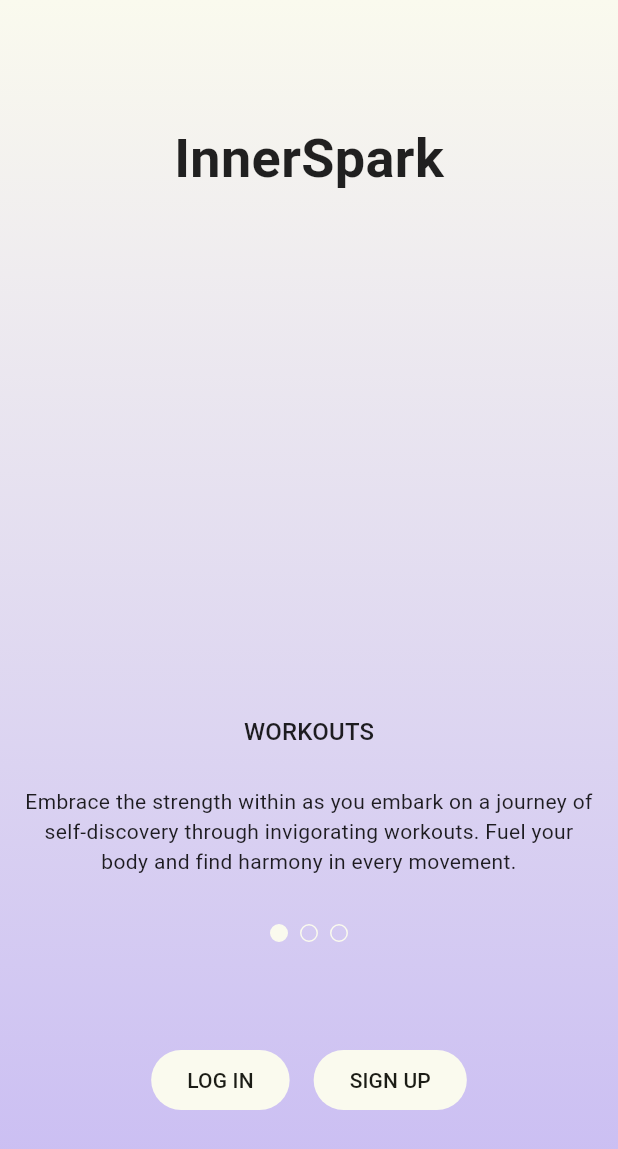
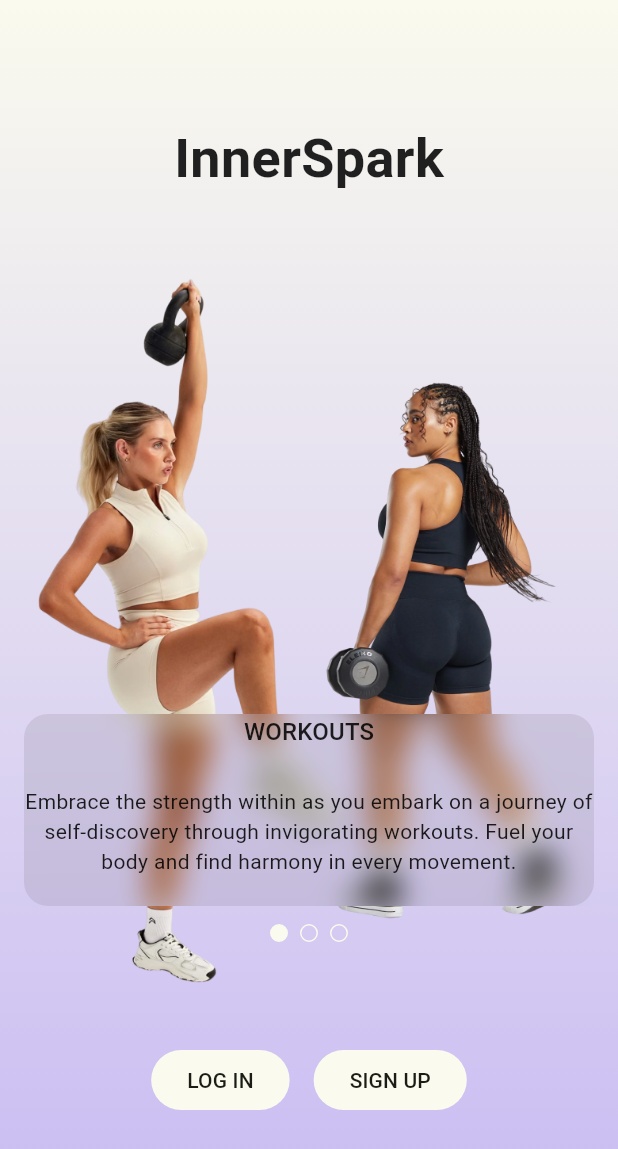
Before and after one commit to arsuhinars/inner_spark_app, a Flutter app: the screen it shows after launch, on a phone screen of 412 x 824 dp. Shown: the top 1149 px of the screen. Run offline on Flutter 3.47's test engine with Material 3 defaults, Android fonts, the phone set to English and light mode, and no system bars; our stand-ins replace easy_localization, flutter_riverpod, freezed_annotation, go_router, numberpicker; missing offline and left inert: easy_localization_loader.

Commit message:
Improved startup page

```diff
--- a/lib/views/onboarding/startup_view.dart
+++ b/lib/views/onboarding/startup_view.dart
@@ -1,5 +1,9 @@
+import 'dart:ui';
+
 import 'package:easy_localization/easy_localization.dart';
+import 'package:flutter/cupertino.dart';
 import 'package:flutter/material.dart';
+import 'package:flutter/widgets.dart';
 import 'package:go_router/go_router.dart';
 import 'package:inner_spark_app/theme.dart';
 import 'package:inner_spark_app/widgets/page_indicators.dart';
@@ -9,9 +13,7 @@ class StartupView extends StatelessWidget {
 
   @override
   Widget build(BuildContext context) {
-    return const Scaffold(
-      body: _StartupViewBody()
-    );
+    return const Scaffold(body: _StartupViewBody());
   }
 }
 
@@ -26,6 +28,7 @@ class _StartupViewBody extends StatelessWidget {
       fit: StackFit.expand,
       children: [
         _buildBackground(theme.colorScheme),
+        _buildImage(),
         _buildContent(context, theme.textTheme, theme.colorScheme)
       ],
     );
@@ -39,26 +42,30 @@ class _StartupViewBody extends StatelessWidget {
         gradient: LinearGradient(
           begin: Alignment.bottomCenter,
           end: Alignment.topCenter,
-          colors: [
-            colorScheme.secondary, colorScheme.background
-          ]
-        )
+          colors: [colorScheme.secondary, colorScheme.background],
+        ),
       ),
     );
   }
 
-  Widget _buildContent(BuildContext context, TextTheme textTheme, ColorScheme colorScheme) {
+  Widget _buildImage() {
+    return SizedBox.expand(
+      child: Image.asset(
+        'assets/images/startup_background.png',
+        fit: BoxFit.contain,
+      ),
+    );
+  }
+
+  Widget _buildContent(
+      BuildContext context, TextTheme textTheme, ColorScheme colorScheme) {
     return Padding(
-      padding: const EdgeInsets.symmetric(
-        vertical: 80.0, horizontal: 16.0
-      ),
+      padding: const EdgeInsets.symmetric(vertical: 80.0, horizontal: 16.0),
       child: Column(
         mainAxisAlignment: MainAxisAlignment.end,
         children: [
           Expanded(
-            child: Text(
-              'startup.title', style: titleStyle
-            ).tr(),
+            child: Text('startup.title', style: titleStyle).tr(),
           ),
           const _StartupViewTips(),
           const SizedBox(height: 64.0),
@@ -121,21 +128,13 @@ class _StartupViewTipsState extends State<_StartupViewTips> {
     });
   }
 
-
   @override
   Widget build(BuildContext context) {
     final theme = Theme.of(context);
 
     return Column(
       children: [
-        SizedBox(
-            height: 128.0,
-            child: PageView.builder(
-              itemCount: tipsCount,
-              controller: _pageController,
-              itemBuilder: (context, index) => _buildTip(index, theme.textTheme),
-            )
-          ),
+        _buildTipsContainer(theme.textTheme),
         const SizedBox(height: 8.0),
         PageIndicators(
           pagesCount: tipsCount,
@@ -143,6 +142,26 @@ class _StartupViewTipsState extends State<_StartupViewTips> {
           color: theme.colorScheme.background,
         )
       ],
+    );
+  }
+
+  Widget _buildTipsContainer(TextTheme textTheme) {
+    return ClipRect(
+      child: BackdropFilter(
+        filter: ImageFilter.blur(sigmaX: 10.0, sigmaY: 10.0),
+        child: Container(
+          height: 128.0,
+          decoration: BoxDecoration(
+            color: darkColor.withAlpha(30),
+            borderRadius: BorderRadius.circular(16.0),
+          ),
+          child: PageView.builder(
+            itemCount: tipsCount,
+            controller: _pageController,
+            itemBuilder: (context, index) => _buildTip(index, textTheme),
+          ),
+        ),
+      ),
     );
   }
 
@@ -157,7 +176,7 @@ class _StartupViewTipsState extends State<_StartupViewTips> {
         Text(
           'startup.tips.$index.body',
           textAlign: TextAlign.center,
-          style: textTheme.bodyMedium
+          style: textTheme.bodyMedium,
         ).tr()
       ],
     );
--- a/pubspec.yaml
+++ b/pubspec.yaml
@@ -43,3 +43,4 @@ flutter:
 
   assets:
     - assets/translations/
+    - assets/images/
```
Also changed, not shown: assets/images/startup_background.png (added). Lines whose indentation alone changed are shown as unchanged.
